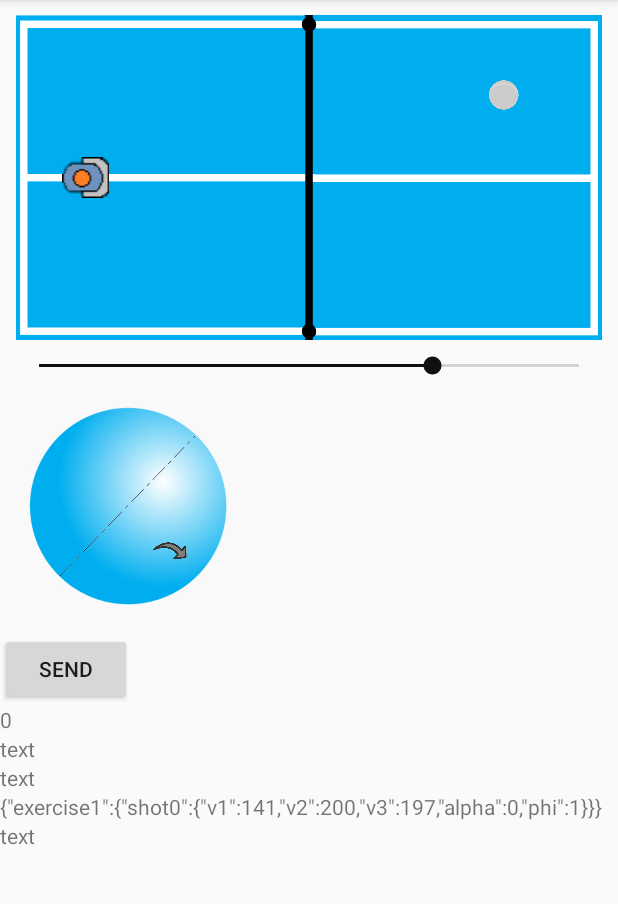
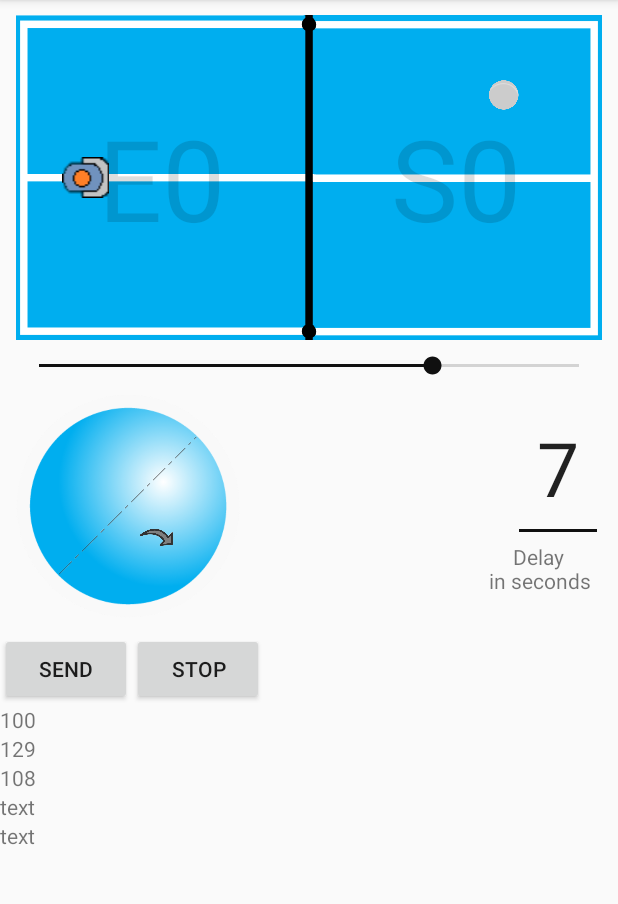
Before and after one commit to ricko1995/TableTennis, an Android app: the screen it shows after launch (MainActivity), on a phone screen of 412 x 824 dp, the part 84-988 px from its top. Run offline under Robolectric (Android 15) with nearby library versions, the phone set to English and light mode, and no system bars.

Commit message:
EspShotData Class added. MyAnimations Class added. gson (Google JSON library) dependencies added.

```diff
--- a/app/build.gradle
+++ b/app/build.gradle
@@ -26,6 +26,7 @@ dependencies {
     implementation fileTree(dir: 'libs', include: ['*.jar'])
     implementation 'androidx.appcompat:appcompat:1.1.0'
     implementation 'androidx.constraintlayout:constraintlayout:1.1.3'
+    implementation 'com.google.code.gson:gson:2.8.6'
     testImplementation 'junit:junit:4.12'
     androidTestImplementation 'androidx.test.ext:junit:1.1.1'
     androidTestImplementation 'androidx.test.espresso:espresso-core:3.2.0'
--- a/app/src/main/AndroidManifest.xml
+++ b/app/src/main/AndroidManifest.xml
@@ -3,6 +3,7 @@
     package="com.example.tabletennis">
 
     <uses-permission android:name="android.permission.BLUETOOTH" />
+    <uses-permission android:name="android.permission.ACCESS_COARSE_LOCATION" />
     <uses-permission android:name="android.permission.BLUETOOTH_ADMIN" />
 
     <application
--- a/app/src/main/java/com/example/tabletennis/MainActivity.java
+++ b/app/src/main/java/com/example/tabletennis/MainActivity.java
@@ -7,6 +7,8 @@ import androidx.appcompat.app.AppCompatActivity;
 import android.annotation.SuppressLint;
 import android.os.Bundle;
 import android.os.Handler;
+import android.text.Editable;
+import android.text.TextWatcher;
 import android.view.Menu;
 import android.view.MenuItem;
 import android.view.MotionEvent;
@@ -23,40 +25,44 @@ import android.widget.LinearLayout;
 import android.widget.SeekBar;
 import android.widget.TextView;
 
-import org.json.JSONException;
-import org.json.JSONObject;
+import com.google.gson.Gson;
+import com.google.gson.reflect.TypeToken;
 
+import java.lang.reflect.Type;
+import java.util.ArrayList;
+import java.util.List;
 import java.util.Random;
 
 public class MainActivity extends AppCompatActivity implements BtDevicesDialog.SelectedDeviceListener {
 
-    private static final float xSpinMin = -25f;
+    private static final float xSpinMin = -5f;
     private static final float xSpinMax = -xSpinMin;
-    private static final float ySpinMin = 145f;
+    private static final float ySpinMin = 5f;
     private static final float ySpinMax = -ySpinMin;
     private static final float tableMinX = 0f;
     private static final float tableMaxX = 2.74f;
     private static final float tableMinY = 1.525f;
     private static final float tableMaxY = 0f;
     private static final float minV0 = 10f;
-    private static final float maxV0 = 25f;
-    private static final int maxNumberOfShots = 15;
+    private static final float maxV0 = 22.1f;
+    private static final int maxNumberOfShots = 10;
     private static final int maxNumberOfExercises = 10;
 
     float ballViewMappedX, ballViewMappedY, deviceViewMappedX, deviceViewMappedY, spinPointerMappedX, spinPointerMappedY, v0mapped;
 
     int axisRotDeg;
+    String json;
 
     TextView debugTxt1, debugTxt2, debugTxt3, debugTxt4, debugTxt5;
-    Button sendBtn;
+    TextView currentExerciseTxt, currentShotTxt;
+    TextView delayTxt;
+    Button sendBtn, stopBtn;
     String macAddressLoc = "";
     BtSend bt = new BtSend();
     int btSelectPosition = 0;
     int indexOfShot = 0;
+    int indexOfExercise = 0;
     ShotParameters[] shotParameters = new ShotParameters[maxNumberOfShots];
-
-    JSONObject exercise1=new JSONObject();
-    JSONObject outputJson =new JSONObject();
 
     ImageView tableView, ballView, deviceView, spinCanvasView, axisView, spinPointerView;
     SeekBar speedSeekBar;
@@ -75,7 +81,7 @@ public class MainActivity extends AppCompatActivity implements BtDevicesDialog.S
 
 
         for (int i = 0; i<shotParameters.length; i++){
-            shotParameters[i] = new ShotParameters(0,0,0,0,0,0,0, false);
+            shotParameters[i] = new ShotParameters(0,0,0,0,0,0,0, 0, false);
         }
 
         tableView = findViewById(R.id.tableImageView);
@@ -86,16 +92,51 @@ public class MainActivity extends AppCompatActivity implements BtDevicesDialog.S
         spinPointerView = findViewById(R.id.spinPointerImageView);
         speedSeekBar = findViewById(R.id.speedSeekBar);
         sendBtn = findViewById(R.id.sendBtn);
+        stopBtn = findViewById(R.id.stopBtn);
+        delayTxt = findViewById(R.id.delayTxt);
+        currentExerciseTxt = findViewById(R.id.currentExerciseTxt);
+        currentShotTxt = findViewById(R.id.currentShotTxt);
+
+        delayTxt.addTextChangedListener(new TextWatcher() {
+            @Override
+            public void beforeTextChanged(CharSequence s, int start, int count, int after) {
+
+            }
+
+            @Override
+            public void onTextChanged(CharSequence s, int start, int before, int count) {
+
+            }
+
+            @Override
+            public void afterTextChanged(Editable s) {
+                try {
+                    //shotDelay = Integer.parseInt(delayTxt.getText().toString());
+                    setAll(false);
+                } catch (NumberFormatException e) {
+                    e.printStackTrace();
+                }
+            }
+        });
 
         sendBtn.setOnClickListener(v-> {
+            setJsonObjects();
             openBtSocket();
-            bt.write(outputJson.toString());
+            bt.write(json+"\n");
+        });
+
+        stopBtn.setOnClickListener(v -> {
+            openBtSocket();
+            debugTxt4.setText("[{\"alpha\":0,\"delay\":0,\"phi\":0,\"v1\":0,\"v2\":0,\"v3\":0}]");
+            bt.write("[{\"alpha\":0,\"delay\":0,\"phi\":0,\"v1\":0,\"v2\":0,\"v3\":0}]");
         });
 
         speedSeekBar.setOnSeekBarChangeListener(new SeekBar.OnSeekBarChangeListener() {
             @Override
             public void onProgressChanged(SeekBar seekBar, int progress, boolean fromUser) {
-                setAll(false);
+                if(fromUser) {
+                    setAll(false);
+                }
             }
 
             @Override
@@ -169,8 +210,6 @@ public class MainActivity extends AppCompatActivity implements BtDevicesDialog.S
             }
 
             setAll(false);
-            debugTxt1.setText(String.valueOf(deviceViewMappedX));
-            debugTxt2.setText(String.valueOf(deviceViewMappedY));
             return true;
         });
 
@@ -211,8 +250,6 @@ public class MainActivity extends AppCompatActivity implements BtDevicesDialog.S
             axisRotDeg = (int) (Math.atan2(y_lok, x_lok)*180/Math.PI);
 
             setAll(false);
-            debugTxt3.setText(String.valueOf(spinPointerMappedX));
-            //debugTxt4.setText(String.valueOf(spinPointerMappedY));
             return true;
         });
 
@@ -220,24 +257,46 @@ public class MainActivity extends AppCompatActivity implements BtDevicesDialog.S
 
         LinearLayout mainLayout = findViewById(R.id.mainLayout);
         LinearLayout linLayToAnimate = findViewById(R.id.linLayToAnimate);
+        LinearLayout linLaySecondary = findViewById(R.id.linLayToFade);
 
         mainLayout.setOnTouchListener(new OnSwipeTouchListener(this){
             public void onSwipeRight() {
                 if(indexOfShot >0){
-                    slideRight(linLayToAnimate);
+                    MyAnimations.slideRight(linLayToAnimate);
+                    MyAnimations.slideRightSecondary(linLaySecondary);
                     indexOfShot--;
                     new Handler().postDelayed(()-> setAll(true), 100);
-                    debugTxt2.setText(String.valueOf(indexOfShot));
+                    currentShotTxt.setText(String.format("S%s", String.valueOf(indexOfShot)));
                 }
             }
             public void onSwipeLeft() {
                 if(indexOfShot < maxNumberOfShots-1) {
-                    slideLeft(linLayToAnimate);
+                    MyAnimations.slideLeft(linLayToAnimate);
+                    MyAnimations.slideLeftSecondary(linLaySecondary);
                     indexOfShot++;
                     new Handler().postDelayed(()-> setAll(true), 100);
-                    debugTxt2.setText(String.valueOf(indexOfShot));
+                    currentShotTxt.setText(String.format("S%s", String.valueOf(indexOfShot)));
                 }
                 //Toast.makeText(getBaseContext(), "left", Toast.LENGTH_SHORT).show();
+            }
+
+            public void onSwipeBottom(){
+                if(indexOfExercise>0){
+                    MyAnimations.slideUp(linLayToAnimate);
+                    MyAnimations.slideUpSecondary(linLaySecondary);
+                    indexOfExercise--;
+                    //new Handler().postDelayed(()-> setAll(true), 100);
+                    currentExerciseTxt.setText(String.format("E%s", String.valueOf(indexOfExercise)));
+                }
+            }
+            public void onSwipeTop(){
+                if(indexOfExercise<maxNumberOfExercises-1){
+                    MyAnimations.slideDown(linLayToAnimate);
+                    MyAnimations.slideDownSecondary(linLaySecondary);
+                    indexOfExercise++;
+                    //new Handler().postDelayed(()-> setAll(true), 100);
+                    currentExerciseTxt.setText(String.format("E%s", String.valueOf(indexOfExercise)));
+                }
             }
         });
 
@@ -279,47 +338,6 @@ public class MainActivity extends AppCompatActivity implements BtDevicesDialog.S
         return true;
     }
 
-    public void slideRight(View view){
-        //view.setVisibility(View.VISIBLE);
-        TranslateAnimation animate = new TranslateAnimation(
-                -view.getWidth(),                 // fromXDelta
-                0,                 // toXDelta
-                0,  // fromYDelta
-                0);                // toYDelta
-        animate.setDuration(500);
-        animate.setFillAfter(true);
-        view.startAnimation(animate);
-
-
-
-    }
-    public void FadeOutAnimation(View view){
-        Animation fadeIn = new AlphaAnimation(1, 0);
-        fadeIn.setInterpolator(new DecelerateInterpolator()); //add this
-        fadeIn.setDuration(500);
-
-        Animation fadeOut = new AlphaAnimation(0, 1);
-        fadeOut.setInterpolator(new AccelerateInterpolator()); //and this
-        fadeOut.setStartOffset(500);
-        fadeOut.setDuration(500);
-
-        AnimationSet animation = new AnimationSet(false); //change to false
-        animation.addAnimation(fadeIn);
-        animation.addAnimation(fadeOut);
-        view.setAnimation(animation);
-    }
-
-    public void slideLeft(View view){
-        TranslateAnimation animate = new TranslateAnimation(
-                view.getWidth(),                 // fromXDelta
-                0,                 // toXDelta
-                0,                 // fromYDelta
-                0); // toYDelta
-        animate.setDuration(500);
-        animate.setFillAfter(true);
-        view.startAnimation(animate);
-    }
-
     private void openBtDeviceDialog(){
         BtDevicesDialog btDevicesDialog = new BtDevicesDialog(btSelectPosition);
         btDevicesDialog.show(getSupportFragmentManager(), "btDeviceDialog");
@@ -345,28 +363,23 @@ public class MainActivity extends AppCompatActivity implements BtDevicesDialog.S
      void openBtSocket(){
         bt.init(macAddressLoc);
         bt.run(this, (rcString, handel) -> handel.runOnUiThread(() -> {}));
-        shotParameters[0].setSpinX(spinPointerView.getX());
-        shotParameters[0].setSpinY(spinPointerView.getY());
     }
 
     void setDefault(){
-        ballView.setX(tableView.getX()+tableView.getWidth()-ballView.getWidth()*2f);
-        ballView.setY(tableView.getY()+tableView.getHeight()/2f-ballView.getHeight()/2f);
-        deviceView.setX(tableView.getX()+deviceView.getWidth());
-        deviceView.setY(tableView.getY()+tableView.getHeight()/2f-deviceView.getHeight()/2f);
-        spinPointerView.setX(spinCanvasView.getX()+spinCanvasView.getWidth()/2f-spinPointerView.getWidth()/2f);
-        spinPointerView.setY(spinCanvasView.getY()+spinCanvasView.getHeight()/2f-spinPointerView.getHeight()/2f);
-        speedSeekBar.setProgress(0);
-        axisView.setRotation(0);
-        spinPointerView.setRotation(0);
+        currentExerciseTxt.setX(tableView.getWidth()/4-currentExerciseTxt.getWidth()/2);
+        currentExerciseTxt.setY(tableView.getHeight()/2-currentExerciseTxt.getHeight()/2);
 
+        currentShotTxt.setX(tableView.getWidth()*3/4-currentShotTxt.getWidth()/2);
+        currentShotTxt.setY(tableView.getHeight()/2-currentShotTxt.getHeight()/2);
 
         shotParameters[indexOfShot] = new ShotParameters(
                 map(0f, 1f, 1.4f, 2.6f, new Random().nextFloat()),
                 map(0f, 1f, 0.2f, 1.5f, new Random().nextFloat()), 0.33f, 0.7625f,
-                map(0f, 1f, xSpinMin, xSpinMax, new Random().nextFloat()),
-                map(0f, 1f, ySpinMin, ySpinMax, new Random().nextFloat()),
-                map(0f, 1f, minV0, maxV0, new Random().nextFloat()), true);
+                map(0f, 1f, -3.5f, 3.5f, new Random().nextFloat()),
+                map(0f, 1f, 3.5f, -3.5f, new Random().nextFloat()),
+                map(0f, 1f, minV0, maxV0, new Random().nextFloat()),
+                new Random().nextInt(10)+1, true);
+
         setAll(true);
     }
 
@@ -374,7 +387,6 @@ public class MainActivity extends AppCompatActivity implements BtDevicesDialog.S
         if(swiping && !shotParameters[indexOfShot].isInitiated()){
             setDefault();
         }else if(swiping){
-            setJsonObjects();
             ballView.setX(map(tableMinX, tableMaxX, tableView.getX(), tableView.getX() + tableView.getWidth(), shotParameters[indexOfShot].getBallX())-ballView.getWidth()/2f);
             ballView.setY(map(tableMinY, tableMaxY, tableView.getY(), tableView.getY() + tableView.getHeight(), shotParameters[indexOfShot].getBallY())-ballView.getHeight()/2f);
             deviceView.setX(map(tableMinX, tableMaxX, tableView.getX(), tableView.getX() + tableView.getWidth(),shotParameters[indexOfShot].getDeviceX())-deviceView.getWidth()/2f);
@@ -382,6 +394,7 @@ public class MainActivity extends AppCompatActivity implements BtDevicesDialog.S
             spinPointerView.setX(map(xSpinMin, xSpinMax, spinCanvasView.getX(), spinCanvasView.getX() + spinCanvasView.getWidth() - spinPointerView.getWidth(),shotParameters[indexOfShot].getSpinX()));
             spinPointerView.setY(map(ySpinMin, ySpinMax, spinCanvasView.getY(), spinCanvasView.getY() + spinCanvasView.getHeight() - spinPointerView.getHeight(), shotParameters[indexOfShot].getSpinY()));
             speedSeekBar.setProgress((int) map(minV0, maxV0, 0f, speedSeekBar.getMax(), shotParameters[indexOfShot].getV0()));
+            delayTxt.setText(String.valueOf(shotParameters[indexOfShot].getDelay()));
 
             ballViewMappedX = map(tableView.getX(), tableView.getX() + tableView.getWidth(), tableMinX, tableMaxX, ballView.getX() + ballView.getWidth() / 2f);
             ballViewMappedY = map(tableView.getY(), tableView.getY() + tableView.getHeight(), tableMinY, tableMaxY, ballView.getY() + ballView.getHeight() / 2f);
@@ -410,33 +423,28 @@ public class MainActivity extends AppCompatActivity implements BtDevicesDialog.S
             shotParameters[indexOfShot].setSpinX(spinPointerMappedX);
             shotParameters[indexOfShot].setSpinY(spinPointerMappedY);
             shotParameters[indexOfShot].setV0(v0mapped);
-            setJsonObjects();
+            shotParameters[indexOfShot].setDelay(Integer.parseInt(delayTxt.getText().toString()));
+
+            debugTxt1.setText(String.valueOf(shotParameters[0].v1Speed()));
+            debugTxt2.setText(String.valueOf(shotParameters[0].v2Speed()));
+            debugTxt3.setText(String.valueOf(shotParameters[0].v3Speed()));
         }
     }
 
     void setJsonObjects(){
-        for(int i=0;i<maxNumberOfShots;i++){
+        Gson gson = new Gson();
+        ArrayList<EspShotData> espShotData = new ArrayList<>();
+        for(int i=0;i<shotParameters.length;i++){
             if(shotParameters[i].isInitiated()){
-                try {
-                    JSONObject shot =new JSONObject();
-                    shot.put("v1", (int) shotParameters[i].v1Speed());
-                    shot.put("v2", (int) shotParameters[i].v2Speed());
-                    shot.put("v3", (int) shotParameters[i].v3Speed());
-                    shot.put("alpha", (int) shotParameters[i].alphaAngle());
-                    shot.put("phi", (int) shotParameters[i].phiAngle());
-                    exercise1.put(String.format("shot%s",String.valueOf(i)), shot);
-                } catch (JSONException e) {
-                    e.printStackTrace();
-                }
+                espShotData.add(shotParameters[i].generateEspShotData());
             }
-            else{break;}
+            else break;
         }
-        try {
-            outputJson.put("exercise1", exercise1);
-        } catch (JSONException e) {
-            e.printStackTrace();
-        }
-        debugTxt3.setText(outputJson.toString());
+        json = gson.toJson(espShotData);
+        debugTxt4.setText(json);
+//        Type t = new TypeToken<ArrayList<EspShotData>>(){}.getType();
+//        List<EspShotData> sd = gson.fromJson(json, t);
+//        debugTxt3.setText(String.valueOf(sd.get(0).v1));
     }
 
     void  setAxisRot(){
--- a/app/src/main/java/com/example/tabletennis/ShotParameters.java
+++ b/app/src/main/java/com/example/tabletennis/ShotParameters.java
@@ -3,18 +3,24 @@ package com.example.tabletennis;
 class ShotParameters {
 
     private float ballX, ballY, deviceX, deviceY, spinX, spinY, v0, d;
+    private int delay;
     private boolean init;
     private final static float a = 0.02f;
     private final static float b = 0.0173f;
-    private final static float c = 0.1f;
+    private final static float c = 0.01f;
     private final static float g = 9.81f;
     private final static float h0 = 0.25f;
     private final static float vMin = 0f;
     private final static float vMax = 25f;
-    private final static int PWMmin = 0;
-    private final static int PWMmax = 180;
+    private final static int minPWM = 0;
+    private final static int maxPWM = 180;
+    private final static float multiplicator = 5f;
+    private final static float multiplicatorNext = 1.17f;
+    private final static float[] motor1Coordinate = new float[]{0f,multiplicator};
+    private final static float[] motor2Coordinate = new float[]{(float) (multiplicator*Math.cos(Math.toRadians(30))), (float) (-multiplicator*Math.sin(Math.toRadians(30)))};
+    private final static float[] motor3Coordinate = new float[]{(float) (-multiplicator*Math.cos(Math.toRadians(30))), (float) (-multiplicator*Math.sin(Math.toRadians(30)))};
 
-    ShotParameters(float ballX, float ballY, float deviceX, float deviceY, float spinX, float spinY, float v0, boolean init) {
+    ShotParameters(float ballX, float ballY, float deviceX, float deviceY, float spinX, float spinY, float v0, int delay, boolean init) {
         this.ballX = ballX;
         this.ballY = ballY;
         this.deviceX = deviceX;
@@ -22,6 +28,7 @@ class ShotParameters {
         this.spinX = spinX;
         this.spinY = spinY;
         this.v0 = v0;
+        this.delay = delay;
         this.init = init;
         d = (float) Math.sqrt((this.deviceX-this.ballX)*
                 (this.deviceX-this.ballX)+(this.deviceY -this.ballY)*
@@ -33,22 +40,25 @@ class ShotParameters {
 //    v2 = v0 - 0.0173f * xRot - 0.01f * yRot;
 
 
-    float v1Speed(){
-        float v1;
-        v1 = this.v0 + a*this.spinY;
-        return map(vMin,vMax, PWMmin, PWMmax, v1);
+    int v1Speed(){
+        int v1;
+//        v1 = this.v0 + a*this.spinY;
+        v1 = (int) (multiplicatorNext*(this.v0 - Math.sqrt(Math.pow(spinX-motor1Coordinate[0],2)+Math.pow(spinY-motor1Coordinate[1],2))));
+        return map(vMin,vMax, minPWM, maxPWM, v1);
     }
 
-    float v2Speed(){
-        float v2;
-        v2 = this.v0 + b*this.spinX - c*this.spinY;
-        return map(vMin,vMax, PWMmin, PWMmax, v2);
+    int v2Speed(){
+        int v2;
+//        v2 = this.v0 + b*this.spinX - c*this.spinY;
+        v2 = (int) (multiplicatorNext*(this.v0 - Math.sqrt(Math.pow(spinX-motor2Coordinate[0],2)+Math.pow(spinY-motor2Coordinate[1],2))));
+        return map(vMin,vMax, minPWM, maxPWM, v2);
     }
 
-    float v3Speed(){
+    int v3Speed(){
         float v3;
-        v3 = this.v0 - b*this.spinX - c*this.spinY;
-        return map(vMin,vMax, PWMmin, PWMmax, v3);
+//        v3 = this.v0 - b*this.spinX - c*this.spinY;
+        v3 = (int) (multiplicatorNext*(this.v0 - Math.sqrt(Math.pow(spinX-motor3Coordinate[0],2)+Math.pow(spinY-motor3Coordinate[1],2))));
+        return map(vMin,vMax, minPWM, maxPWM, v3);
     }
 
     float phiAngle(){
@@ -56,8 +66,12 @@ class ShotParameters {
     }
 
     float alphaAngle(){
-        return  2f* (float) (Math.atan((d-Math.sqrt(d*d+h0*h0-(g*d*d/(2f*v0))*(g*d*d/(2f*v0)))))/
-                (h0+(g*d*d/(2f*v0))));
+        float first = d*d+h0*h0;
+        float second = (g*d*d/(2f*v0))*(g*d*d/(2f*v0));
+        if (first>second) {
+            return 2f * (float) (Math.atan((d - Math.sqrt(first - second))) /
+                    (h0 + (g * d * d / (2f * v0))));
+        }else return 0;
     }
 
     boolean isInitiated(){
@@ -93,6 +107,11 @@ class ShotParameters {
     float getV0() {
         return v0;
     }
+
+    int getDelay() {
+        return delay;
+    }
+
     //Setter
 
     void setBallX(float ballX) {
@@ -123,10 +142,17 @@ class ShotParameters {
         this.v0 = v0;
     }
 
+    void setDelay(int delay) {
+        this.delay = delay;
+    }
 
-    int map(float xMinA, float xMaxA, float xMinB, float xMaxB, float xA){
+    private int map(float xMinA, float xMaxA, float xMinB, float xMaxB, float xA){
         int xb;
         xb=(int)((xMaxB-xMinB)*(xA-xMinA)/(xMaxA-xMinA)+xMinB);
         return xb;
     }
+
+    EspShotData generateEspShotData(){
+        return new EspShotData(v1Speed(), v2Speed(), v3Speed(), alphaAngle(), phiAngle(), this.delay);
+    }
 }
--- a/app/src/main/res/layout/activity_main.xml
+++ b/app/src/main/res/layout/activity_main.xml
@@ -69,6 +69,28 @@
                     app:srcCompat="@drawable/table"
                     android:adjustViewBounds="true"
                     android:scaleType="fitCenter"/>
+                <TextView
+                    android:id="@+id/currentExerciseTxt"
+                    android:layout_width="wrap_content"
+                    android:layout_height="wrap_content"
+                    android:layout_alignParentTop="true"
+                    android:layout_marginTop="50dp"
+                    android:layout_alignParentStart="true"
+                    android:layout_marginStart="50dp"
+                    android:text="E0"
+                    android:textSize="75sp"
+                    android:alpha="0.25"/>
+                <TextView
+                    android:id="@+id/currentShotTxt"
+                    android:layout_width="wrap_content"
+                    android:layout_height="wrap_content"
+                    android:layout_alignParentTop="true"
+                    android:layout_marginTop="50dp"
+                    android:layout_alignParentEnd="true"
+                    android:layout_marginEnd="50dp"
+                    android:text="S0"
+                    android:textSize="75sp"
+                    android:alpha="0.25"/>
                 <ImageView
                     android:id="@+id/deviceImageView"
                     android:layout_width="wrap_content"
@@ -82,12 +104,17 @@
                     android:layout_height="20dp"
                     android:src="@drawable/ping_pong_ball" />
 
+
             </RelativeLayout>
             <SeekBar
                 android:layout_width="match_parent"
                 android:layout_height="35dp"
                 android:id="@+id/speedSeekBar" />
 
+            <LinearLayout
+                android:layout_width="match_parent"
+                android:layout_height="wrap_content"
+                android:orientation="horizontal">
 
                 <RelativeLayout
                     android:layout_width="150dp"
@@ -113,28 +140,65 @@
 
                 </RelativeLayout>
 
+                <LinearLayout
+                    android:layout_width="match_parent"
+                    android:layout_height="match_parent"
+                    android:gravity="top|end"
+                    android:orientation="vertical">
+
+                    <EditText
+                        android:id="@+id/delayTxt"
+                        android:layout_width="wrap_content"
+                        android:layout_height="wrap_content"
+                        android:padding="16dp"
+                        android:gravity="center"
+                        android:inputType="number"
+                        android:text="10"
+                        android:textSize="50sp" />
+                    <TextView
+                        android:layout_width="wrap_content"
+                        android:layout_height="wrap_content"
+                        android:gravity="center"
+                        android:text="Delay \nin seconds"
+                        android:paddingEnd="8dp"
+                        android:textSize="14sp"/>
+                </LinearLayout>
+
+
+            </LinearLayout>
+
+
+
+
 
 
 
 
         </LinearLayout>
     </RelativeLayout>
+    <LinearLayout
+        android:layout_width="wrap_content"
+        android:layout_height="wrap_content"
+        android:orientation="horizontal">
+
         <Button
             android:layout_width="wrap_content"
             android:layout_height="wrap_content"
             android:text="Send"
             android:id="@+id/sendBtn"/>
+        <Button
+            android:layout_width="wrap_content"
+            android:layout_height="wrap_content"
+            android:text="Stop"
+            android:id="@+id/stopBtn"/>
+    </LinearLayout>
+
     <TextView
         android:layout_width="wrap_content"
         android:layout_height="wrap_content"
         android:text="0"
-        android:id="@+id/debugText5"/>
+        android:id="@+id/debugText1"/>
 
-    <TextView
-        android:layout_width="wrap_content"
-        android:layout_height="wrap_content"
-        android:text="text"
-        android:id="@+id/debugText1"/>
     <TextView
         android:layout_width="wrap_content"
         android:layout_height="wrap_content"
@@ -150,6 +214,11 @@
         android:layout_height="wrap_content"
         android:text="text"
         android:id="@+id/debugText4"/>
+    <TextView
+        android:layout_width="wrap_content"
+        android:layout_height="wrap_content"
+        android:text="text"
+        android:id="@+id/debugText5"/>
 
 
 
```
Also changed, not shown: app/src/main/java/com/example/tabletennis/BtSend.java (+5 -2 lines), app/src/main/java/com/example/tabletennis/EspShotData.java (added, +18 -0 lines), app/src/main/java/com/example/tabletennis/MyAnimations.java (added, +114 -0 lines). Lines whose indentation alone changed are shown as unchanged.
